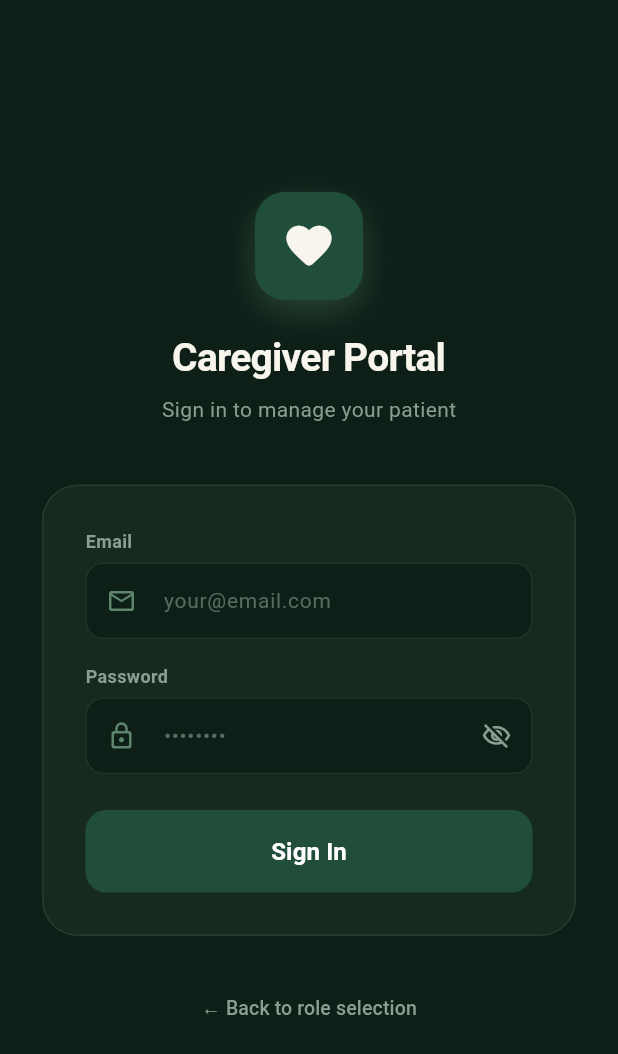
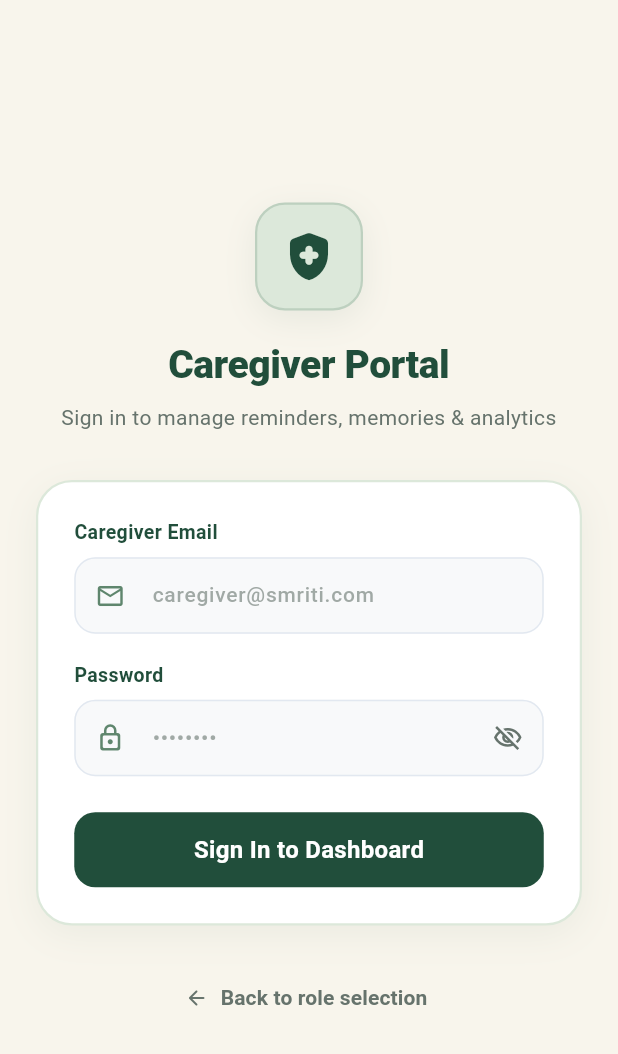
Before and after one commit to CfRadar/Smriti, a Flutter app: the CaregiverLoginScreen screen opened by its route, on a phone screen of 412 x 824 dp. Shown: the top 1054 px of the screen. Run offline on Flutter 3.47's test engine with Material 3 defaults, Android fonts, the phone set to English and light mode, and no system bars; our stand-ins replace audioplayers, flutter_tts, permission_handler, shared_preferences, speech_to_text; accounts and stored records are empty; network calls fail; Roboto replaces fonts that are missing (Arial).

Commit message:
style(flutter): harmonize welcome and caregiver login screens with patient ivory and forest green theme

```diff
--- a/apps/patient/lib/screens/caregiver_login_screen.dart
+++ b/apps/patient/lib/screens/caregiver_login_screen.dart
@@ -1,4 +1,5 @@
 // lib/screens/caregiver_login_screen.dart
+// Caregiver sign-in screen matching Smriti's soothing ivory & forest green patient theme.
 
 import 'package:flutter/material.dart';
 import '../services/caregiver_api_service.dart';
@@ -13,13 +14,12 @@ class CaregiverLoginScreen extends StatefulWidget {
 
 class _CaregiverLoginScreenState extends State<CaregiverLoginScreen>
     with SingleTickerProviderStateMixin {
-  // ── Colors ──────────────────────────────────────────────────────────────────
-  static const Color _bg = Color(0xFF0D1F17);
-  static const Color _card = Color(0xFF162A1E);
-  static const Color _green = Color(0xFF214E3B);
-  static const Color _accent = Color(0xFF5F866D);
+  // ── Smriti Design System Colors ───────────────────────────────────────────
   static const Color _ivory = Color(0xFFF8F5EC);
-  static const Color _muted = Color(0xFF8A9E93);
+  static const Color _darkGreen = Color(0xFF214E3B);
+  static const Color _green = Color(0xFF5F866D);
+  static const Color _lightGreen = Color(0xFFDCE8DA);
+  static const Color _textGrey = Color(0xFF66736C);
 
   final _emailCtrl = TextEditingController();
   final _passCtrl = TextEditingController();
@@ -36,7 +36,7 @@ class _CaregiverLoginScreenState extends State<CaregiverLoginScreen>
   void initState() {
     super.initState();
     _anim = AnimationController(
-        vsync: this, duration: const Duration(milliseconds: 700));
+        vsync: this, duration: const Duration(milliseconds: 650));
     _fadeIn = CurvedAnimation(parent: _anim, curve: Curves.easeOut);
     _anim.forward();
   }
@@ -77,13 +77,13 @@ class _CaregiverLoginScreenState extends State<CaregiverLoginScreen>
   @override
   Widget build(BuildContext context) {
     return Scaffold(
-      backgroundColor: _bg,
+      backgroundColor: _ivory,
       body: SafeArea(
         child: FadeTransition(
           opacity: _fadeIn,
           child: Center(
             child: SingleChildScrollView(
-              padding: const EdgeInsets.symmetric(horizontal: 28, vertical: 24),
+              padding: const EdgeInsets.symmetric(horizontal: 24, vertical: 20),
               child: Column(
                 children: [
                   // ── Logo ──────────────────────────────────────────────────
@@ -91,44 +91,65 @@ class _CaregiverLoginScreenState extends State<CaregiverLoginScreen>
                     width: 72,
                     height: 72,
                     decoration: BoxDecoration(
-                      color: _green,
+                      color: _lightGreen,
                       borderRadius: BorderRadius.circular(20),
+                      border: Border.all(
+                        color: _green.withValues(alpha: 0.25),
+                        width: 1.5,
+                      ),
                       boxShadow: [
                         BoxShadow(
-                          color: _accent.withOpacity(0.35),
-                          blurRadius: 20,
-                          offset: const Offset(0, 8),
+                          color: _darkGreen.withValues(alpha: 0.08),
+                          blurRadius: 18,
+                          offset: const Offset(0, 6),
                         ),
                       ],
                     ),
-                    child: const Icon(Icons.favorite_rounded,
-                        color: Color(0xFFF8F5EC), size: 36),
+                    child: const Icon(
+                      Icons.health_and_safety_rounded,
+                      color: _darkGreen,
+                      size: 38,
                     ),
-                  const SizedBox(height: 20),
-                  Text(
+                  ),
+                  const SizedBox(height: 18),
+                  const Text(
                     'Caregiver Portal',
                     style: TextStyle(
-                      color: _ivory,
+                      color: _darkGreen,
                       fontSize: 26,
-                      fontWeight: FontWeight.w700,
-                      letterSpacing: -0.5,
+                      fontWeight: FontWeight.w800,
+                      letterSpacing: -0.3,
                     ),
                   ),
                   const SizedBox(height: 6),
-                  Text(
-                    'Sign in to manage your patient',
-                    style: TextStyle(color: _muted, fontSize: 14),
+                  const Text(
+                    'Sign in to manage reminders, memories & analytics',
+                    textAlign: TextAlign.center,
+                    style: TextStyle(
+                      color: _textGrey,
+                      fontSize: 14,
+                      fontWeight: FontWeight.w400,
                     ),
-                  const SizedBox(height: 40),
+                  ),
+                  const SizedBox(height: 32),
 
-                  // ── Card ──────────────────────────────────────────────────
+                  // ── Form Card ─────────────────────────────────────────────
                   Container(
-                    padding: const EdgeInsets.all(28),
+                    padding: const EdgeInsets.all(24),
                     decoration: BoxDecoration(
-                      color: _card,
+                      color: Colors.white,
                       borderRadius: BorderRadius.circular(24),
                       border: Border.all(
-                          color: _accent.withOpacity(0.2), width: 1),
+                        color: _lightGreen,
+                        width: 1.5,
+                      ),
+                      boxShadow: [
+                        BoxShadow(
+                          color: _darkGreen.withValues(alpha: 0.06),
+                          blurRadius: 20,
+                          offset: const Offset(0, 6),
+                        ),
+                      ],
                     ),
                     child: Form(
                       key: _formKey,
@@ -137,8 +158,8 @@ class _CaregiverLoginScreenState extends State<CaregiverLoginScreen>
                         children: [
                           _Field(
                             controller: _emailCtrl,
-                            label: 'Email',
-                            hint: 'your@email.com',
+                            label: 'Caregiver Email',
+                            hint: 'caregiver@smriti.com',
                             icon: Icons.email_outlined,
                             keyboardType: TextInputType.emailAddress,
                             validator: (v) =>
@@ -146,7 +167,7 @@ class _CaregiverLoginScreenState extends State<CaregiverLoginScreen>
                                     ? 'Enter a valid email'
                                     : null,
                           ),
-                          const SizedBox(height: 16),
+                          const SizedBox(height: 18),
                           _Field(
                             controller: _passCtrl,
                             label: 'Password',
@@ -158,7 +179,7 @@ class _CaregiverLoginScreenState extends State<CaregiverLoginScreen>
                                 _obscure
                                     ? Icons.visibility_off_outlined
                                     : Icons.visibility_outlined,
-                                color: _muted,
+                                color: _textGrey,
                                 size: 20,
                               ),
                               onPressed: () =>
@@ -166,29 +187,33 @@ class _CaregiverLoginScreenState extends State<CaregiverLoginScreen>
                             ),
                             validator: (v) =>
                                 (v == null || v.length < 6)
-                                    ? 'Password too short'
+                                    ? 'Password must be at least 6 characters'
                                     : null,
                           ),
                           if (_error != null) ...[
-                            const SizedBox(height: 14),
+                            const SizedBox(height: 16),
                             Container(
                               padding: const EdgeInsets.symmetric(
-                                  horizontal: 14, vertical: 10),
+                                  horizontal: 14, vertical: 11),
                               decoration: BoxDecoration(
-                                color: const Color(0xFF3B1919),
-                                borderRadius: BorderRadius.circular(10),
+                                color: const Color(0xFFFDE8E8),
+                                borderRadius: BorderRadius.circular(12),
+                                border: Border.all(
+                                    color: const Color(0xFFF8B4B4)),
                               ),
                               child: Row(
                                 children: [
-                                  const Icon(Icons.error_outline,
-                                      color: Color(0xFFFF6B6B), size: 16),
-                                  const SizedBox(width: 8),
+                                  const Icon(Icons.error_outline_rounded,
+                                      color: Color(0xFFC81E1E), size: 18),
+                                  const SizedBox(width: 10),
                                   Expanded(
                                     child: Text(
                                       _error!,
                                       style: const TextStyle(
-                                          color: Color(0xFFFF6B6B),
-                                          fontSize: 13),
+                                        color: Color(0xFF9B1C1C),
+                                        fontSize: 13,
+                                        fontWeight: FontWeight.w500,
+                                      ),
                                     ),
                                   ),
                                 ],
@@ -196,30 +221,34 @@ class _CaregiverLoginScreenState extends State<CaregiverLoginScreen>
                             ),
                           ],
                           const SizedBox(height: 24),
-                          FilledButton(
+                          SizedBox(
+                            height: 50,
+                            child: FilledButton(
                               onPressed: _loading ? null : _login,
                               style: FilledButton.styleFrom(
-                              backgroundColor: _green,
-                              padding:
-                                  const EdgeInsets.symmetric(vertical: 16),
+                                backgroundColor: _darkGreen,
+                                foregroundColor: Colors.white,
                                 shape: RoundedRectangleBorder(
                                   borderRadius: BorderRadius.circular(14),
                                 ),
                               ),
                               child: _loading
                                   ? const SizedBox(
-                                    width: 20,
-                                    height: 20,
+                                      width: 22,
+                                      height: 22,
                                       child: CircularProgressIndicator(
                                         strokeWidth: 2.5,
                                         color: Colors.white,
                                       ),
                                     )
                                   : const Text(
-                                    'Sign In',
+                                      'Sign In to Dashboard',
                                       style: TextStyle(
                                         fontSize: 16,
-                                        fontWeight: FontWeight.w600),
+                                        fontWeight: FontWeight.w700,
+                                        letterSpacing: 0.2,
+                                      ),
+                                    ),
                             ),
                           ),
                         ],
@@ -227,11 +256,17 @@ class _CaregiverLoginScreenState extends State<CaregiverLoginScreen>
                     ),
                   ),
                   const SizedBox(height: 24),
-                  TextButton(
+                  TextButton.icon(
                     onPressed: () => Navigator.of(context).pop(),
-                    child: const Text(
-                      '← Back to role selection',
-                      style: TextStyle(color: _muted, fontSize: 13),
+                    icon: const Icon(Icons.arrow_back_rounded,
+                        size: 16, color: _textGrey),
+                    label: const Text(
+                      'Back to role selection',
+                      style: TextStyle(
+                        color: _textGrey,
+                        fontSize: 14,
+                        fontWeight: FontWeight.w600,
+                      ),
                     ),
                   ),
                 ],
@@ -244,7 +279,7 @@ class _CaregiverLoginScreenState extends State<CaregiverLoginScreen>
   }
 }
 
-// ── Reusable field widget ────────────────────────────────────────────────────
+// ── Form input field styled to match patient theme ───────────────────────────
 
 class _Field extends StatelessWidget {
   const _Field({
@@ -267,54 +302,64 @@ class _Field extends StatelessWidget {
   final Widget? suffix;
   final String? Function(String?)? validator;
 
-  static const Color _accent = Color(0xFF5F866D);
-  static const Color _muted = Color(0xFF8A9E93);
-  static const Color _ivory = Color(0xFFF8F5EC);
-  static const Color _fieldBg = Color(0xFF0D1F17);
+  static const Color _darkGreen = Color(0xFF214E3B);
+  static const Color _green = Color(0xFF5F866D);
+  static const Color _textGrey = Color(0xFF66736C);
+  static const Color _fieldBg = Color(0xFFF8F9FA);
 
   @override
   Widget build(BuildContext context) {
     return Column(
       crossAxisAlignment: CrossAxisAlignment.start,
       children: [
-        Text(label,
+        Text(
+          label,
           style: const TextStyle(
-                color: _muted, fontSize: 12, fontWeight: FontWeight.w600)),
-        const SizedBox(height: 6),
+            color: _darkGreen,
+            fontSize: 13,
+            fontWeight: FontWeight.w600,
+          ),
+        ),
+        const SizedBox(height: 7),
         TextFormField(
           controller: controller,
           obscureText: obscure,
           keyboardType: keyboardType,
-          style: const TextStyle(color: _ivory, fontSize: 15),
+          style: const TextStyle(
+            color: Color(0xFF1E293B),
+            fontSize: 15,
+            fontWeight: FontWeight.w500,
+          ),
           validator: validator,
           decoration: InputDecoration(
             hintText: hint,
-            hintStyle: TextStyle(color: _muted.withOpacity(0.6), fontSize: 14),
-            prefixIcon: Icon(icon, color: _accent, size: 20),
+            hintStyle: TextStyle(
+              color: _textGrey.withValues(alpha: 0.6),
+              fontSize: 14,
+            ),
+            prefixIcon: Icon(icon, color: _green, size: 20),
             suffixIcon: suffix,
             filled: true,
             fillColor: _fieldBg,
             border: OutlineInputBorder(
-              borderRadius: BorderRadius.circular(12),
-              borderSide: BorderSide(color: _accent.withOpacity(0.2)),
+              borderRadius: BorderRadius.circular(14),
+              borderSide: const BorderSide(color: Color(0xFFE2E8F0)),
             ),
             enabledBorder: OutlineInputBorder(
-              borderRadius: BorderRadius.circular(12),
-              borderSide: BorderSide(color: _accent.withOpacity(0.2)),
+              borderRadius: BorderRadius.circular(14),
+              borderSide: const BorderSide(color: Color(0xFFE2E8F0)),
             ),
-            focusedBorder: OutlineInputBorder(
-              borderRadius: BorderRadius.circular(12),
-              borderSide: const BorderSide(color: _accent, width: 1.5),
+            focusedBorder: const OutlineInputBorder(
+              borderRadius: BorderRadius.all(Radius.circular(14)),
+              borderSide: BorderSide(color: _darkGreen, width: 1.8),
             ),
-            errorBorder: OutlineInputBorder(
-              borderRadius: BorderRadius.circular(12),
-              borderSide:
-                  const BorderSide(color: Color(0xFFFF6B6B), width: 1.5),
+            errorBorder: const OutlineInputBorder(
+              borderRadius: BorderRadius.all(Radius.circular(14)),
+              borderSide: BorderSide(color: Color(0xFFE02424), width: 1.5),
             ),
-            focusedErrorBorder: OutlineInputBorder(
-              borderRadius: BorderRadius.circular(12),
-              borderSide:
-                  const BorderSide(color: Color(0xFFFF6B6B), width: 1.5),
+            focusedErrorBorder: const OutlineInputBorder(
+              borderRadius: BorderRadius.all(Radius.circular(14)),
+              borderSide: BorderSide(color: Color(0xFFE02424), width: 1.8),
             ),
             contentPadding:
                 const EdgeInsets.symmetric(horizontal: 16, vertical: 14),
```
Also changed, not shown: apps/patient/lib/screens/welcome_login_screen.dart (+125 -114 lines). Lines whose indentation alone changed are shown as unchanged.
